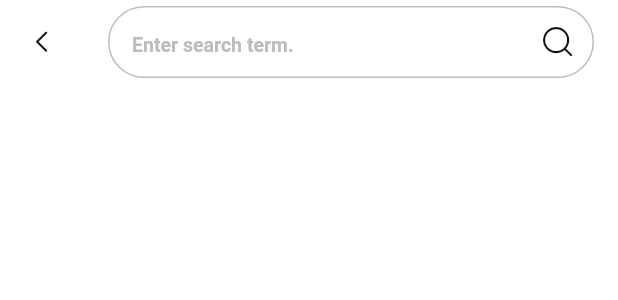
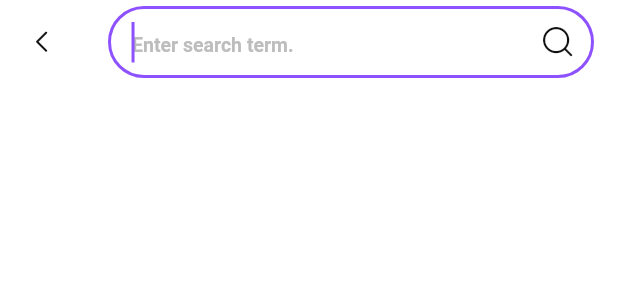
Before and after one commit to WinningBean/pokemon_rainbow_city_app, a Flutter app: the SearchBaseAppBar widget shown alone on an empty page, opened directly, on a phone screen of 412 x 824 dp. Shown: the top 300 px of the screen. Run offline on Flutter 3.47's test engine with Material 3 defaults, Android fonts, the phone set to English and light mode, and no system bars; our stand-ins replace cached_network_image, dotted_border, flutter_riverpod, go_router; generated files the repository leaves out were written again; network calls fail; Roboto replaces fonts that are missing (PFStardust).

Commit message:
✨ feat: 상품 목록 검색 기능 추가
- 키워드 검색 시 각 상품의 name에 포함되면 새로운 목록 페이지로 이동
- 검색 결과 페이지에서 뒤로가기 버튼으로 이전 페이지 이동
- 검색 모드 작성 시 검색 전용 키보드 적용
- 검색 모드 도중 다른 공간 탭 또는 페이지 이동 시 검색 모드 종료

```diff
--- a/lib/common/widgets/appBar/search_base_app_bar.dart
+++ b/lib/common/widgets/appBar/search_base_app_bar.dart
@@ -4,7 +4,7 @@ import 'package:pokemon_rainbow_city_app/core/icons/custom_icons.dart';
 import 'package:pokemon_rainbow_city_app/l10n/app_localizations.dart';
 
 /// 검색 중일 때 사용하는 AppBar
-class SearchBaseAppBar extends StatelessWidget implements PreferredSizeWidget {
+class SearchBaseAppBar extends StatefulWidget implements PreferredSizeWidget {
   final List<Widget>? actions;
   final bool automaticallyImplyLeading;
   final double contentPadding;
@@ -12,6 +12,7 @@ class SearchBaseAppBar extends StatelessWidget implements PreferredSizeWidget {
   final EdgeInsets? outerPadding;
   final String? hintText;
   final VoidCallback? onTapOutside;
+  final ValueChanged<String>? onSearch;
 
   const SearchBaseAppBar({
     super.key,
@@ -22,10 +23,36 @@ class SearchBaseAppBar extends StatelessWidget implements PreferredSizeWidget {
     this.outerPadding,
     this.hintText,
     this.onTapOutside,
+    this.onSearch,
   });
 
   @override
   Size get preferredSize => const Size.fromHeight(54.0);
+
+  @override
+  State<SearchBaseAppBar> createState() => _SearchBaseAppBarState();
+}
+
+class _SearchBaseAppBarState extends State<SearchBaseAppBar> {
+  final TextEditingController _controller = TextEditingController();
+  final FocusNode _focusNode = FocusNode(); // 추가
+  bool _showHintErrorColor = false;
+
+  void _handleSearch() {
+    final value = _controller.text.trim();
+    if (value.isEmpty) {
+      setState(() {
+        _showHintErrorColor = true;
+      });
+      _focusNode.requestFocus(); // 포커스 유지
+    } else {
+      setState(() {
+        _showHintErrorColor = false;
+      });
+      FocusScope.of(context).unfocus(); // 키보드 닫기
+      widget.onSearch?.call(value);
+    }
+  }
 
   @override
   Widget build(BuildContext context) {
@@ -33,27 +60,37 @@ class SearchBaseAppBar extends StatelessWidget implements PreferredSizeWidget {
 
     return GestureDetector(
       behavior: HitTestBehavior.translucent,
-      onTap: onTapOutside,
+      onTap: widget.onTapOutside,
       child: BaseAppBar(
-        automaticallyImplyLeading: automaticallyImplyLeading,
-        contentPadding: contentPadding,
-        outerPadding: outerPadding,
+        automaticallyImplyLeading: widget.automaticallyImplyLeading,
+        contentPadding: widget.contentPadding,
+        outerPadding: widget.outerPadding,
         title: TextField(
+          controller: _controller,
+          focusNode: _focusNode, // 연결
+          autofocus: true,
+          textInputAction: TextInputAction.search,
+          onSubmitted: (_) => _handleSearch(),
           decoration: InputDecoration(
             contentPadding: const EdgeInsets.symmetric(vertical: 10, horizontal: 12),
-            hintText: hintText ?? local.searchHintText,
+            hintText: widget.hintText ?? local.searchHintText,
             hintStyle: Theme.of(context).textTheme.labelSmall?.copyWith(
-              color: Theme.of(context).colorScheme.surfaceContainerHighest,
+              color: _showHintErrorColor
+                  ? Theme.of(context).colorScheme.error
+                  : Theme.of(context).colorScheme.surfaceContainerHighest,
             ),
             border: OutlineInputBorder(
               borderRadius: BorderRadius.circular(100),
               borderSide: BorderSide(width: 1, color: Theme.of(context).colorScheme.outline),
             ),
-            suffixIcon: const Icon(CustomIcons.search, size: 24),
+            suffixIcon: IconButton(
+              icon: const Icon(CustomIcons.search, size: 24),
+              onPressed: _handleSearch,
+            ),
           ),
         ),
-        actions: actions,
-        backgroundColor: backgroundColor,
+        actions: widget.actions,
+        backgroundColor: widget.backgroundColor,
       ),
     );
   }
--- a/lib/core/navigation/app_router.dart
+++ b/lib/core/navigation/app_router.dart
@@ -12,7 +12,7 @@ final GoRouter appRouter = GoRouter(
     GoRoute(
       name: RouteNames.itemAdd,
       path: '/item/add',
-      builder: (context, state) => const ItemAddlPage(),
+      builder: (context, state) => const ItemAddPage(),
     ),
     GoRoute(
       name: RouteNames.itemList,
--- a/lib/features/item/itemAdd/item_add_page.dart
+++ b/lib/features/item/itemAdd/item_add_page.dart
@@ -6,8 +6,8 @@ import 'package:pokemon_rainbow_city_app/features/item/itemAdd/wigets/label_text
 import 'package:pokemon_rainbow_city_app/l10n/app_localizations.dart';
 
 /// 아이템 추가 페이지
-class ItemAddlPage extends StatelessWidget {
-  const ItemAddlPage({super.key});
+class ItemAddPage extends StatelessWidget {
+  const ItemAddPage({super.key});
 
   @override
   Widget build(BuildContext context) {
--- /dev/null
+++ b/lib/features/item/itemList/providers/item_list_provider.dart
@@ -0,0 +1,3 @@
+import 'package:flutter_riverpod/flutter_riverpod.dart';
+
+final isSearchingProvider = StateProvider<bool>((ref) => false);
```
Also changed, not shown: lib/features/item/itemList/item_list_page.dart (+91 -12 lines).
